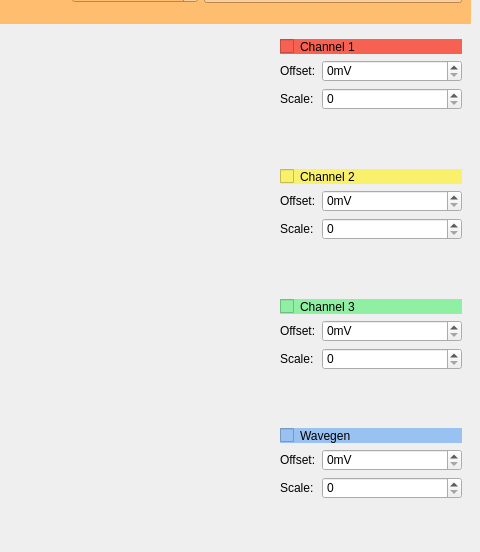
Qt form Interfaz/template.ui (odevincenti/Biosc) before a commit; both pictures show x 627 to 1107 and y 104 to 656 of the 1107 by 656 pixel window.
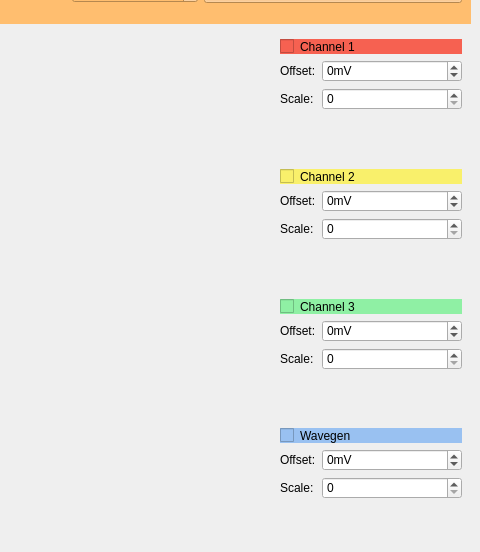
The same form after that commit. Icons and pictures are not drawn. Custom widgets are drawn as their Qt base class.

Commit message: now with working offsets

```diff
--- a/Interfaz/template.ui
+++ b/Interfaz/template.ui
@@ -450,7 +450,7 @@
                 <string>mV</string>
                </property>
                <property name="minimum">
-                <number>0</number>
+                <number>-1000</number>
                </property>
                <property name="maximum">
                 <number>1000</number>
@@ -521,7 +521,7 @@
                 <string>mV</string>
                </property>
                <property name="minimum">
-                <number>0</number>
+                <number>-1000</number>
                </property>
                <property name="maximum">
                 <number>1000</number>
@@ -592,7 +592,7 @@
                 <string>mV</string>
                </property>
                <property name="minimum">
-                <number>0</number>
+                <number>-1000</number>
                </property>
                <property name="maximum">
                 <number>1000</number>
@@ -662,6 +662,12 @@
                <property name="suffix">
                 <string>mV</string>
                </property>
+               <property name="minimum">
+                <number>-1000</number>
+               </property>
+               <property name="maximum">
+                <number>1000</number>
+               </property>
                <property name="singleStep">
                 <number>5</number>
                </property>
```
The commit also changes 2 other files.
